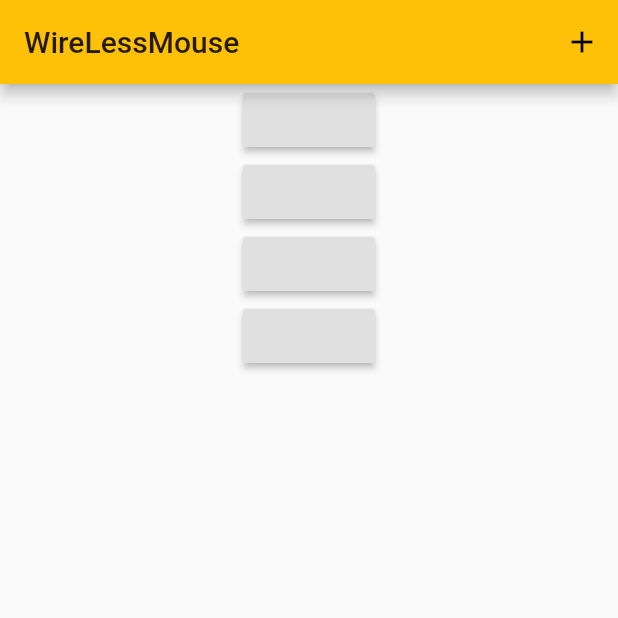
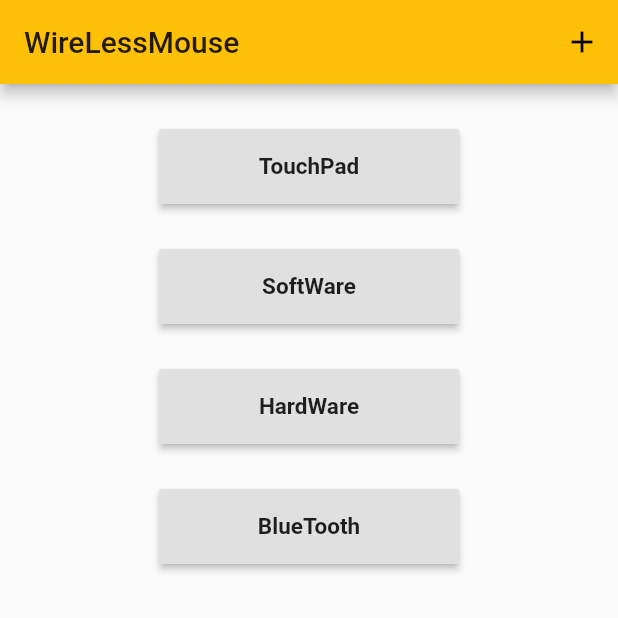
Before and after one commit to Hitbee-dev/wireless_mouse_client, a Flutter app: the screen it shows after launch, on a phone screen of 412 x 824 dp, the top half of it. Run offline on Flutter 3.47's test engine with Material 2 defaults, Android fonts, the phone set to English and light mode, and no system bars; our stand-ins replace flutter_blue, get.

Commit message:
TouchPad & BlueTooth UI Modify

```diff
--- a/lib/pages/home_page.dart
+++ b/lib/pages/home_page.dart
@@ -1,4 +1,7 @@
 import 'package:flutter/material.dart';
+import 'package:flutter/widgets.dart';
+
+import 'package:flutter_blue/flutter_blue.dart';
 import 'package:get/get.dart';
 
 class HomePage extends StatelessWidget {
@@ -10,25 +13,34 @@
       appBar: AppBar(title: Text("WireLessMouse"), actions: [
         IconButton(onPressed: () {}, icon: Icon(Icons.add)),
       ]),
-      body: Container(
-          child: Center(
-        child: Column(
-          children: [
-            RaisedButton(onPressed: () {
-              Get.toNamed("/touchpad");
-            }),
-            RaisedButton(onPressed: () {
-              Get.toNamed("/software");
-            }),
-            RaisedButton(onPressed: () {
-              Get.toNamed("/hardware");
-            }),
-            RaisedButton(onPressed: () {
-              Get.toNamed("/bluetooth");
-            }),
-          ],
+      body: Center(
+        child: Container(
+          child: Column(
+            children: [
+              moveButton("TouchPad", "/touchpad"),
+              moveButton("SoftWare", "/software"),
+              moveButton("HardWare", "/hardware"),
+              moveButton("BlueTooth", "/bluetooth"),
+            ],
+          ),
         ),
-      )),
+      ),
     );
   }
+
+  Widget moveButton(String name, String paged) {
+    return Container(
+        padding: EdgeInsets.only(top: 30),
+        width: 200,
+        height: 80,
+        child: RaisedButton(
+            child: Text(
+              name,
+              textAlign: TextAlign.center,
+              style: TextStyle(fontWeight: FontWeight.bold, fontSize: 15),
+            ),
+            onPressed: () {
+              Get.toNamed(paged);
+            }));
+  }
 }
--- a/pubspec.yaml
+++ b/pubspec.yaml
@@ -29,6 +29,7 @@
   # Use with the CupertinoIcons class for iOS style icons.
   cupertino_icons: ^1.0.2
   get: ^4.3.8
+  flutter_blue: ^0.8.0
 
 dev_dependencies:
   flutter_test:
```
Also changed, not shown: lib/pages/bluetooth_page.dart (+31 -2 lines), lib/pages/touchpad_page.dart (+103 -2 lines), pubspec.lock, 9 other files.
